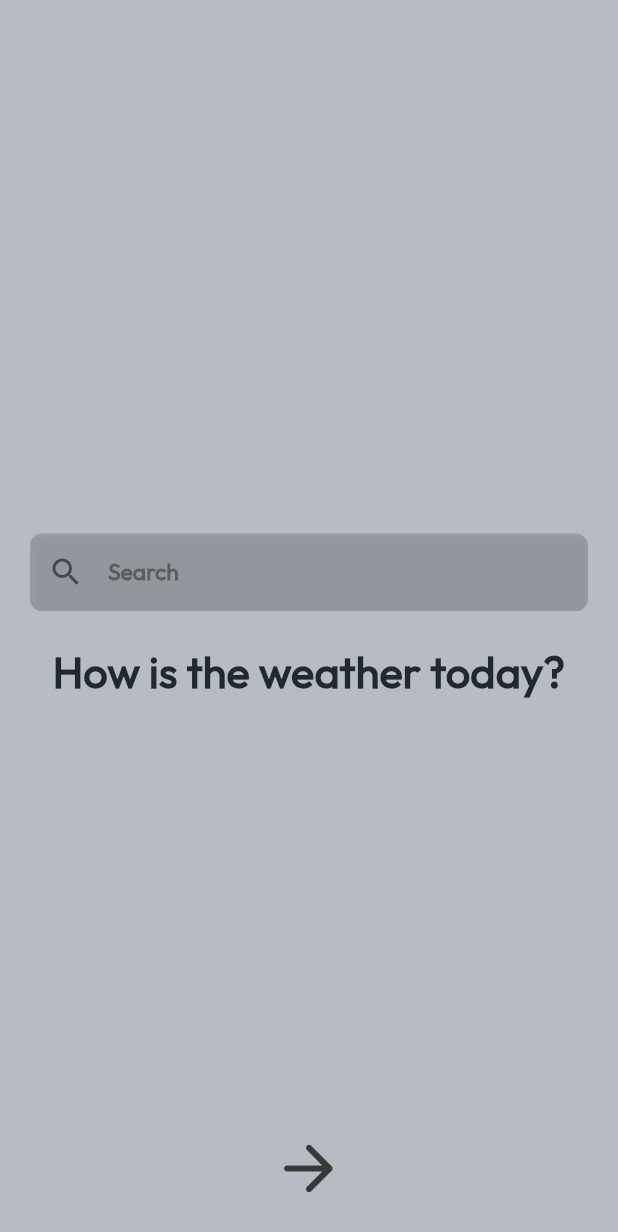
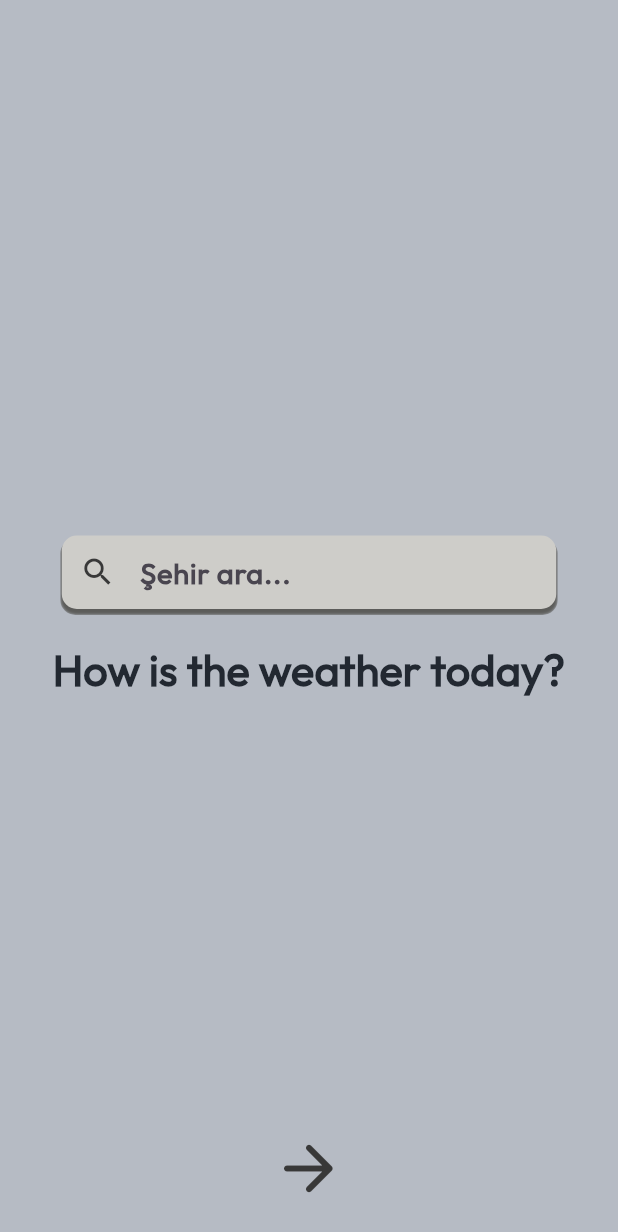
Before and after one commit to egeinann/Flutter-Weather-App, a Flutter app: the screen it shows after launch, swiped to page 3, on a phone screen of 412 x 824 dp. Shown: the top 1232 px of the screen. Run offline on Flutter 3.47's test engine with Material 3 defaults, Android fonts, the phone set to English and light mode, and no system bars; drawn by our look-alikes of concentric_transition, flutter_typeahead; our stand-ins replace bloc, flutter_bloc, lottie, page_transition, responsive_sizer; network calls fail.

Commit message:
textField ayarlandı

```diff
--- /dev/null
+++ b/weather_app/lib/blocs/citySearch_bloc.dart/city_bloc.dart
@@ -0,0 +1,40 @@
+import 'package:flutter_bloc/flutter_bloc.dart';
+import 'package:weather_app/blocs/citySearch_bloc.dart/city_event.dart';
+import 'package:weather_app/blocs/citySearch_bloc.dart/city_state.dart';
+import 'package:weather_app/services/city_service.dart';
+
+class CityBloc extends Bloc<CityEvent, CityState> {
+  final CityService _cityService;
+  List<String> _allCities = [];
+
+  CityBloc(this._cityService) : super(CityInitial()) {
+    on<CityTextChanged>(_onCityTextChanged);
+    _loadAllCities();
+  }
+
+  void _loadAllCities() async {
+    try {
+      _allCities = await _cityService.fetchCityList();
+    } catch (e) {
+      // hata durumunda logla ama state değiştirme (ilk yüklenirken hata vermesin)
+      print("Şehirler yüklenirken hata: $e");
+    }
+  }
+
+  void _onCityTextChanged(
+    CityTextChanged event,
+    Emitter<CityState> emit,
+  ) async {
+    emit(CityLoading());
+
+    try {
+      final filtered = _allCities
+          .where((city) => city.toLowerCase().contains(event.query.toLowerCase()))
+          .toList();
+
+      emit(CityLoaded(filtered));
+    } catch (_) {
+      emit(CityError('Filtreleme sırasında hata oluştu'));
+    }
+  }
+}
--- /dev/null
+++ b/weather_app/lib/blocs/citySearch_bloc.dart/city_event.dart
@@ -0,0 +1,7 @@
+abstract class CityEvent {}
+
+class CityTextChanged extends CityEvent {
+  final String query;
+
+  CityTextChanged(this.query);
+}
--- /dev/null
+++ b/weather_app/lib/blocs/citySearch_bloc.dart/city_state.dart
@@ -0,0 +1,17 @@
+abstract class CityState {}
+
+class CityInitial extends CityState {}
+
+class CityLoading extends CityState {}
+
+class CityLoaded extends CityState {
+  final List<String> cities;
+
+  CityLoaded(this.cities);
+}
+
+class CityError extends CityState {
+  final String message;
+
+  CityError(this.message);
+}
--- a/weather_app/lib/main.dart
+++ b/weather_app/lib/main.dart
@@ -1,7 +1,9 @@
 import 'package:flutter/material.dart';
 import 'package:flutter_bloc/flutter_bloc.dart';
 import 'package:responsive_sizer/responsive_sizer.dart';
+import 'package:weather_app/blocs/citySearch_bloc.dart/city_bloc.dart';
 import 'package:weather_app/blocs/weatherBloc/weather_cubit.dart';
+import 'package:weather_app/services/city_service.dart';
 import 'package:weather_app/services/weather_service.dart';
 import 'package:weather_app/utils/theme.dart';
 import 'package:weather_app/view/onboarding/view/onboarding_page.dart';
@@ -14,15 +16,23 @@ class MyApp extends StatelessWidget {
   MyApp({super.key});
 
   final WeatherService _weatherService = WeatherService();
+  final CityService _cityService = CityService();
 
   @override
   Widget build(BuildContext context) {
     return ResponsiveSizer(
       builder: (context, orientation, screenType) {
-        return BlocProvider<WeatherCubit>(
-          create: (context) => WeatherCubit(_weatherService),
+        return MultiBlocProvider(
+          providers: [
+            BlocProvider<WeatherCubit>(
+              create: (context) => WeatherCubit(_weatherService, _cityService),
+            ),
+            BlocProvider<CityBloc>(
+              create: (context) => CityBloc(_cityService),
+            ),
+          ],
           child: MaterialApp(
-            home: OnboardingPage(), // OnboardingPage burada başlangıç ekranıdır
+            home: OnboardingPage(), // OnboardingPage başlangıç ekranı
             debugShowCheckedModeBanner: false,
             theme: AppTheme.weatherTheme, // Uygulama temasını ekledik
           ),
--- a/weather_app/lib/view/onboarding/view/onboarding_page.dart
+++ b/weather_app/lib/view/onboarding/view/onboarding_page.dart
@@ -2,6 +2,8 @@ import 'package:flutter/material.dart';
 import 'package:flutter_bloc/flutter_bloc.dart';
 import 'package:concentric_transition/concentric_transition.dart';
 import 'package:lottie/lottie.dart';
+import 'package:weather_app/blocs/citySearch_bloc.dart/city_bloc.dart';
+import 'package:weather_app/services/city_service.dart';
 import 'package:weather_app/utils/colors.dart';
 import 'package:weather_app/utils/icons.dart';
 import 'package:weather_app/utils/lottie_files.dart';
@@ -11,7 +13,11 @@ import 'package:weather_app/widgets/shadow_container.dart';
 import 'package:weather_app/widgets/textField.dart';
 
 class OnboardingPage extends StatelessWidget {
-  final List<Onboarding> pages = [
+  OnboardingPage({super.key});
+  final TextEditingController _controller = TextEditingController();
+  @override
+  Widget build(BuildContext context) {
+    final List<Onboarding> pages = [
     Onboarding(
       title: "Welcome",
       widget: customShadowContainer(
@@ -26,17 +32,18 @@ class OnboardingPage extends StatelessWidget {
     ),
     Onboarding(
       title: "How is the weather today?",
-      widget: CustomTextField(
-        controller: TextEditingController(),
-        hintText: "Search",
+        widget: BlocProvider(
+          create: (_) => CityBloc(CityService()),
+          child: CustomTextField(
+            controller: _controller,
+            onCitySelected: (city) {
+              // seçilen şehir ile işlem yapılacaksa
+            },
+          ),
       ),
       color: WeatherColors.cloudy,
     ),
-  ];
-  OnboardingPage({super.key});
-
-  @override
-  Widget build(BuildContext context) {
+    ];
     return GestureDetector(
       onTap: () => FocusScope.of(context).unfocus(),
       child: BlocProvider(
--- a/weather_app/lib/widgets/textField.dart
+++ b/weather_app/lib/widgets/textField.dart
@@ -1,58 +1,89 @@
-import 'dart:ui';
 import 'package:flutter/material.dart';
+import 'package:flutter_bloc/flutter_bloc.dart';
+import 'package:flutter_typeahead/flutter_typeahead.dart';
+import 'package:responsive_sizer/responsive_sizer.dart';
+import 'package:weather_app/blocs/citySearch_bloc.dart/city_bloc.dart';
+import 'package:weather_app/blocs/citySearch_bloc.dart/city_event.dart';
+import 'package:weather_app/blocs/citySearch_bloc.dart/city_state.dart';
 import 'package:weather_app/utils/colors.dart';
 import 'package:weather_app/utils/icons.dart';
 
 class CustomTextField extends StatelessWidget {
+  final TextEditingController controller;
   final String hintText;
-  final TextEditingController controller; // Zorunlu hale getirildi
+  final Function(String)? onCitySelected;
 
-
-  CustomTextField({
-    required this.controller, // Zorunlu parametre olarak tanımlandı
-    this.hintText = '... ',
-
+  const CustomTextField({
+    super.key,
+    required this.controller,
+    this.hintText = 'Şehir ara...',
+    this.onCitySelected,
   });
 
   @override
   Widget build(BuildContext context) {
+    return BlocBuilder<CityBloc, CityState>(
+      builder: (context, state) {
         return Container(
+          width: 80.w,
           decoration: BoxDecoration(
-        borderRadius: BorderRadius.circular(8),
-      ),
-      child: ClipRRect(
-        borderRadius: BorderRadius.circular(8),
-        child: BackdropFilter(
-          filter: ImageFilter.blur(sigmaX: 5.0, sigmaY: 5.0), // Bulanıklaştırma
-          child: Container(
-            decoration: BoxDecoration(
-              color: Colors.black.withOpacity(0.1), // Yarı saydam arka plan
-              borderRadius: BorderRadius.circular(8),
+            color: AppColors.container,
+            borderRadius: BorderRadius.circular(10),
             boxShadow: [
               BoxShadow(
-                  color: Colors.black.withOpacity(0.1),
-                  blurRadius: 4,
-                  spreadRadius: 2,
-                  offset: Offset(0, 2),
+                color: AppColors.shadow,
+                blurRadius: 1,
+                spreadRadius: 1,
+                blurStyle: BlurStyle.inner,
+                offset: const Offset(0, 3), // changes position of shadow
               ),
             ],
           ),
-            child: TextField(
-
+          child: TypeAheadField<String>(
+            controller: controller, // bu artık doğrudan veriliyor
+            builder: (context, controller, focusNode) {
+              return TextField(
                 controller: controller,
+                focusNode: focusNode,
                 cursorColor: AppColors.shadow,
-              style: Theme.of(context).textTheme.bodyMedium, // Varsayılan beyaz renk
                 decoration: InputDecoration(
                   hintText: hintText,
-                hintStyle: Theme.of(context).textTheme.headlineMedium?.copyWith(color: AppColors.shadow), // Varsayılan beyaz renk
-                contentPadding: EdgeInsets.symmetric(horizontal: 10, vertical: 15),
-                prefixIcon: Icon(AppIcons.search), // Arama ikonu
-                border: InputBorder.none, // Kenarlık yok
+                  prefixIcon: const Icon(
+                    AppIcons.search,
+                    color: AppColors.icon,
                   ),
+                  border: InputBorder.none,
+                  contentPadding:
+                      const EdgeInsets.symmetric(horizontal: 5, vertical: 10),
                 ),
+              );
+            },
+            suggestionsCallback: (pattern) async {
+              context.read<CityBloc>().add(CityTextChanged(pattern));
+              await Future.delayed(const Duration(milliseconds: 100));
+              final state = context.read<CityBloc>().state;
+              if (state is CityLoaded) {
+                return state.cities;
+              } else {
+                return [];
+              }
+            },
+            itemBuilder: (context, suggestion) {
+              return ListTile(
+                title: Text(
+                  suggestion,
+                  style: Theme.of(context).textTheme.bodyMedium,
                 ),
+              );
+            },
+            onSelected: (suggestion) {
+              controller.text = suggestion;
+              if (onCitySelected != null) onCitySelected!(suggestion);
+              FocusScope.of(context).unfocus();
+            },
           ),
-      ),
+        );
+      },
     );
   }
 }
```
Also changed, not shown: weather_app/lib/blocs/weatherBloc/weather_cubit.dart (+31 -14 lines), weather_app/lib/models/weather_model.dart (+6 -6 lines), weather_app/lib/services/city_service.dart (added, +30 -0 lines), weather_app/lib/view/app/home_page.dart (+12 -9 lines), 1 other file. Lines whose indentation alone changed are shown as unchanged.
